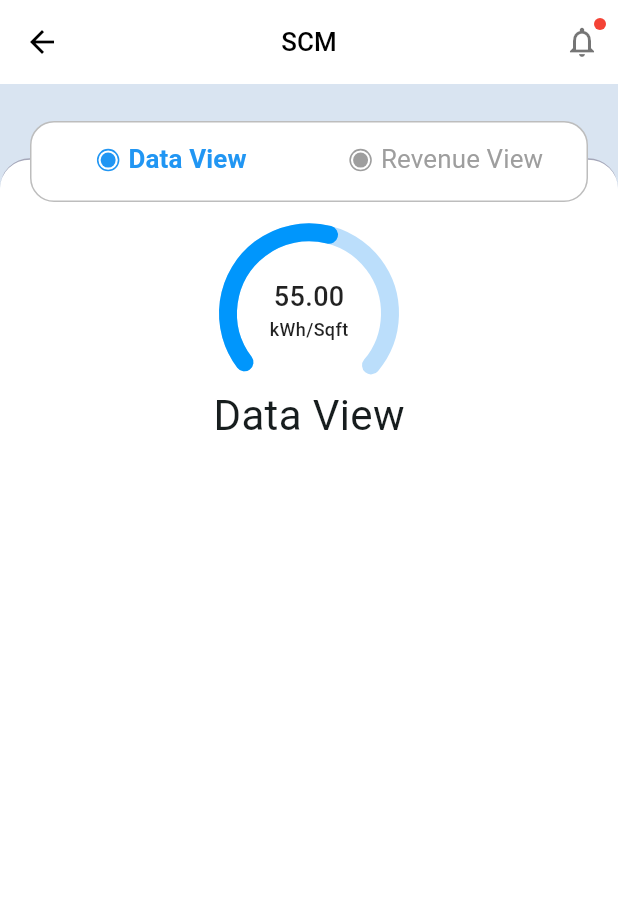
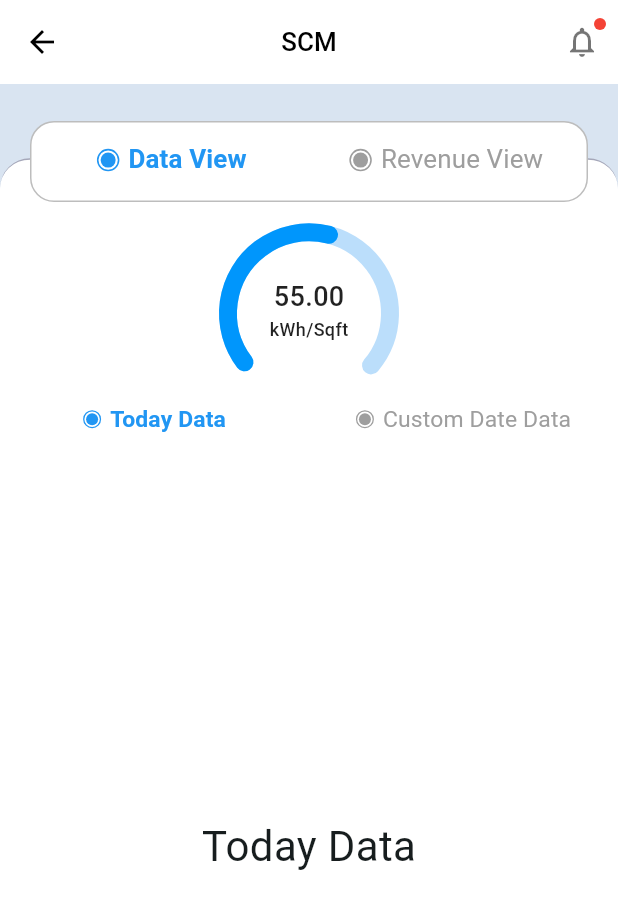
Before and after one commit to Tanjid470/scube, a Flutter app: the ScmDataDetailsView screen opened by its route, on a phone screen of 412 x 824 dp. Shown: the top 909 px of the screen. Run offline on Flutter 3.47's test engine with Material 3 defaults, Android fonts, the phone set to English and light mode, and no system bars; our stand-ins replace get, shared_preferences; accounts and stored records are empty.

Commit message:
[FEAT]: Add sub-tabs to Data View

```diff
--- a/lib/feature/scm_data_details/presentation/scm_data_details_view.dart
+++ b/lib/feature/scm_data_details/presentation/scm_data_details_view.dart
@@ -13,15 +13,20 @@ class ScmDataDetailsView extends StatefulWidget {
   State<ScmDataDetailsView> createState() => _ScmDataDetailsViewState();
 }
 
-class _ScmDataDetailsViewState extends State<ScmDataDetailsView> with SingleTickerProviderStateMixin {
+class _ScmDataDetailsViewState extends State<ScmDataDetailsView> with TickerProviderStateMixin {
   late TabController? _tabController;
+  TabController? _subTabController;
 
   @override
   void initState() {
     super.initState();
     _tabController = TabController(length: 2, vsync: this);
+    _subTabController = TabController(length: 2, vsync: this);
     _tabController?.addListener(() {
-      setState(() {}); // rebuild to update icon color
+      setState(() {});
+    });
+    _subTabController?.addListener(() {
+      setState(() {});
     });
   }
 
@@ -29,6 +34,7 @@ class _ScmDataDetailsViewState extends State<ScmDataDetailsView> with SingleTick
   @override
   void dispose() {
     _tabController?.dispose();
+    _subTabController?.dispose();
     super.dispose();
   }
 
@@ -67,8 +73,8 @@ class _ScmDataDetailsViewState extends State<ScmDataDetailsView> with SingleTick
             child: TabBarView(
               controller: _tabController,
                 children: [
-                  _dataViewTab(),
-                  _revenueViewTab(),
+                  _dataViewTabView(),
+                  _revenueViewTabView(),
                 ]
             )
           ),
@@ -144,25 +150,91 @@ class _ScmDataDetailsViewState extends State<ScmDataDetailsView> with SingleTick
     );
   }
 
-  Widget _dataViewTab() {
-    return Column(
-      children: [
-        SizedBox(height: 50,),
-        SemiCircleProgress(
-          value: 0.55,       // 55%
-          size: 120,         // total width
-          unit: 'kWh/Sqft',  // label below number
-        ),
+  Widget _dataViewTabView() {
+    return DefaultTabController(
+      length: 2,
+      child: Column(
+        children: [
+          SizedBox(height: 50,),
+          SemiCircleProgress(
+            value: 0.55,
+            size: 120,
+            unit: 'kWh/Sqft',
+          ),
+          TabBar(
+            controller: _subTabController,
+            labelColor: Colors.blue,
+            unselectedLabelColor: Colors.grey.shade600,
+            indicatorSize: TabBarIndicatorSize.tab,
+            indicatorColor: Colors.white,
+            dividerColor: Colors.transparent,
+            indicatorPadding: EdgeInsets.zero,
+            indicator: BoxDecoration(
+              color: Colors.white, // selected tab background
+              borderRadius: BorderRadius.circular(16),
+            ),
+            tabs: [
+              Tab(
+                child: Row(
+                  mainAxisAlignment: MainAxisAlignment.center,
+                  children: [
+                    ColoredCircle(color: _subTabController?.index == 0 ? Colors.blue : Colors.grey,size: 12),
+                    const SizedBox(width: 6),
+                    Text('Today Data',
+                        style: TextStyle(
+                          color: _subTabController?.index == 0 ? Colors.blue : Colors.grey,
+                          fontSize: TextSize.font16(context),
+                          fontWeight: _subTabController?.index == 0 ? FontWeight.w700 : FontWeight.w400,
+                        )
+                    ),
+                  ],
+                ),
+              ),
+              Tab(
+                child: Row(
+                  mainAxisAlignment: MainAxisAlignment.center,
+                  children: [
+                    ColoredCircle(color:  _subTabController?.index == 1 ? Colors.blue : Colors.grey,size: 12),
+                    const SizedBox(width: 6),
+                    Text('Custom Date Data',
+                        style: TextStyle(
+                          color: _subTabController?.index == 1 ? Colors.blue : Colors.grey,
+                          fontSize: TextSize.font16(context),
+                          fontWeight: _subTabController?.index == 1 ? FontWeight.w700 : FontWeight.w400,
+                        )
+                    ),
+                  ],
+                ),
+              ),
+            ],
+          ),
+          Expanded(
+            child: TabBarView(
+              controller: _subTabController,
+              children: [
+                _todayDataTabView(),
+                _customDateDataTabView(),
+              ]
+            )
+          ),
 
-
-        Center(child: Text('Data View', style: TextStyle(fontSize: 28))),
-      ],
+        ],
+      ),
     );
   }
 
-  Widget _revenueViewTab() {
+  Widget _revenueViewTabView() {
     return Center(child: Text('Revenue View', style: TextStyle(fontSize: 28)));
   }
 
+  Widget _todayDataTabView() {
+    return Center(child: Text('Today Data', style: TextStyle(fontSize: 28)));
+  }
+
+  Widget _customDateDataTabView() {
+    return Center(child: Text('Custom Date Data View', style: TextStyle(fontSize: 28)));
+  }
+
+
 
 }
```
